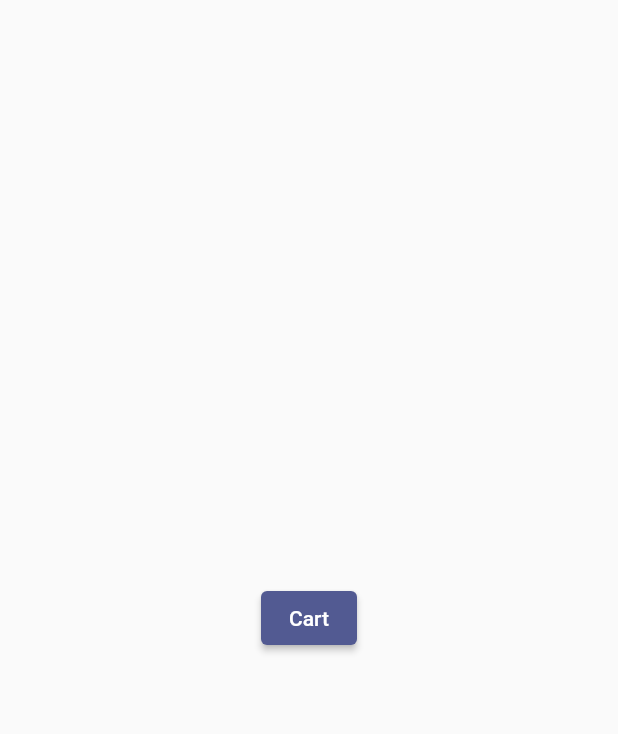
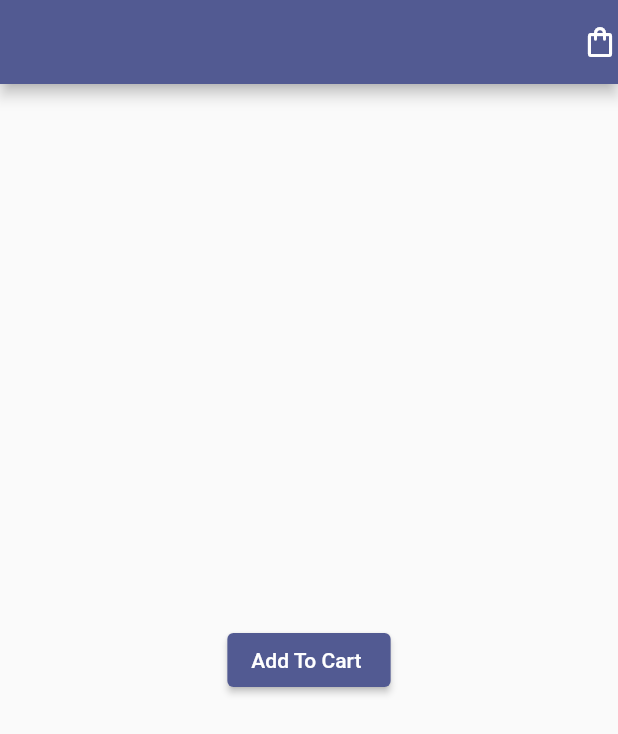
Before and after one commit to mostafaalimorsy/stripe, a Flutter app: the screen it shows after launch, on a phone screen of 412 x 824 dp. Shown: the top 734 px of the screen. Run offline on Flutter 3.47's test engine with Material 2 defaults, Android fonts, the phone set to English and light mode, and no system bars; our stand-ins replace conditional_builder_null_safety, flutter_bloc; missing offline and left inert: flutter_stripe.

Commit message:
main screen updates

```diff
--- a/lib/view/screen/mainScreen.dart
+++ b/lib/view/screen/mainScreen.dart
@@ -14,15 +14,23 @@ class MainScreen extends StatelessWidget {
     return BlocConsumer<PaymentCubit, PaymentStates>(
       listener: (BuildContext context, state) {},
       builder: (BuildContext context, PaymentStates state) {
-        // PaymentCubit getData = PaymentCubit.get(context);
+        PaymentCubit getData = PaymentCubit.get(context);
         return Scaffold(
+          appBar: AppBar(
+            actions: [
+              InkWell(
+                  onTap: () {
+                    Navigator.of(context).push(MaterialPageRoute(builder: (context) => const CartScreen()));
+                  },
+                  child: const Icon(Icons.shopping_bag_outlined))
+            ],
+          ),
           body: Center(
               child: ElevatedButton(
                   onPressed: () async {
-                    // Navigator.push(context, CartScreen());
-                    Navigator.of(context).push(MaterialPageRoute(builder: (context) => CartScreen()));
+                    getData.addCardItem();
                   },
-                  child: const Text("Cart"))),
+                  child: const Text("Add To Cart "))),
         );
       },
     );
```
